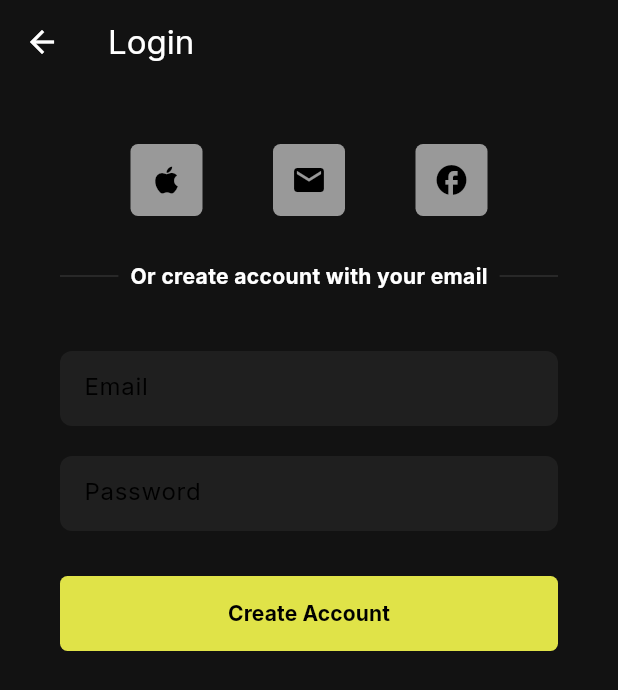
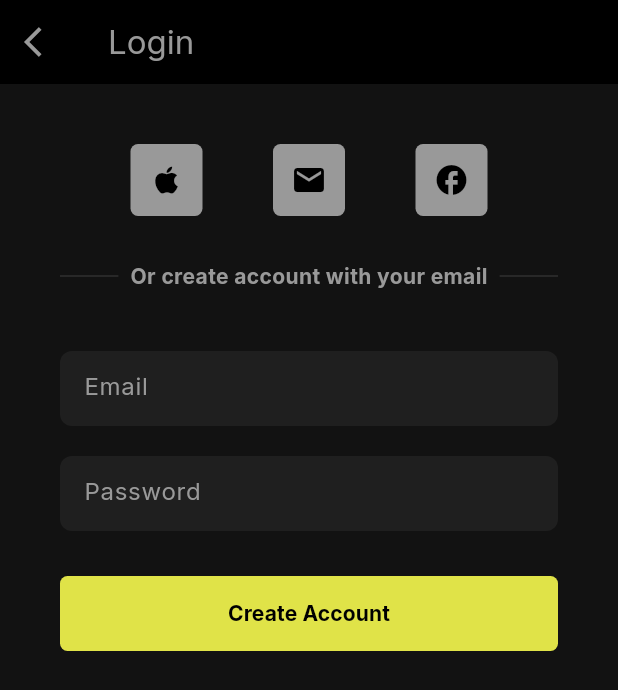
Before and after one commit to victor-riv/adventure-ai-app, a Flutter app: the SignUpSheet screen opened by its route, on a phone screen of 412 x 824 dp. Shown: the top 690 px of the screen. Run offline on Flutter 3.47's test engine with Material 3 defaults, Android fonts, the phone set to English and light mode, and no system bars; our stand-ins replace cloud_firestore, firebase_auth, firebase_core, flutter_riverpod, google_fonts, google_sign_in; missing offline and left inert: flutter_facebook_auth; accounts and stored records are empty.

Commit message:
More ui fixes

```diff
--- a/lib/screens/signup_screen.dart
+++ b/lib/screens/signup_screen.dart
@@ -18,7 +18,21 @@ class SignUpSheet extends ConsumerWidget {
 
     return Scaffold(
       appBar: AppBar(
-        title: const Text("Login"),
+        leading: IconButton(
+          icon: const Icon(
+            Icons.arrow_back_ios,
+            color: Color(0xFF999999),
+          ),
+          onPressed: () {
+            ref.watch(loginFormStateNotiferProvider.notifier).clearErrors();
+            Navigator.of(context).pop();
+          },
+        ),
+        backgroundColor: Colors.black,
+        title: const Text(
+          "Login",
+          style: TextStyle(color: Color(0xFF999999)),
+        ),
       ),
       body: Container(
         height: MediaQuery.of(context).size.height * 0.9,
@@ -106,7 +120,7 @@ class SignUpSheet extends ConsumerWidget {
                         style: TextStyle(
                             fontSize: 14,
                             fontWeight: FontWeight.bold,
-                            color: Colors.white),
+                            color: Color(0xFF999999)),
                       ),
                     ),
                     Expanded(
@@ -119,11 +133,12 @@ class SignUpSheet extends ConsumerWidget {
               SizedBox(
                 height: buttonHeight,
                 child: TextField(
+                  keyboardType: TextInputType.emailAddress,
                   style: const TextStyle(color: Color(0xFF999999)),
                   cursorColor: const Color(0xFF46b1c9),
                   decoration: InputDecoration(
                     hintText: "Email",
-                    hintStyle: const TextStyle(color: Colors.black),
+                    hintStyle: const TextStyle(color: Color(0xFF999999)),
                     filled: true,
                     fillColor: const Color(0xFF1F1F1F),
                     border: OutlineInputBorder(
@@ -143,7 +158,6 @@ class SignUpSheet extends ConsumerWidget {
                         .watch(loginFormStateNotiferProvider.notifier)
                         .setEmail(newEmail);
                   },
-                  keyboardType: TextInputType.emailAddress,
                 ),
               ),
               if (ref.watch(loginFormStateNotiferProvider).emailError) ...[
@@ -167,7 +181,7 @@ class SignUpSheet extends ConsumerWidget {
                   cursorColor: const Color(0xFF46b1c9),
                   decoration: InputDecoration(
                     hintText: "Password",
-                    hintStyle: const TextStyle(color: Colors.black),
+                    hintStyle: const TextStyle(color: Color(0xFF999999)),
                     filled: true,
                     fillColor: const Color(0xFF1F1F1F),
                     border: OutlineInputBorder(
```
